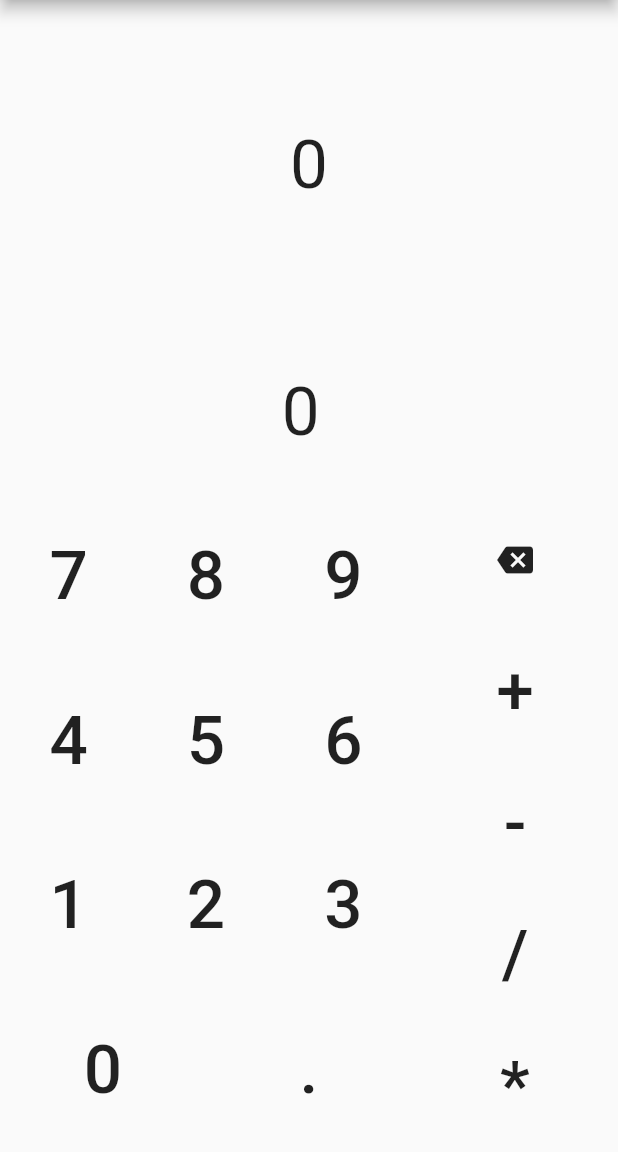
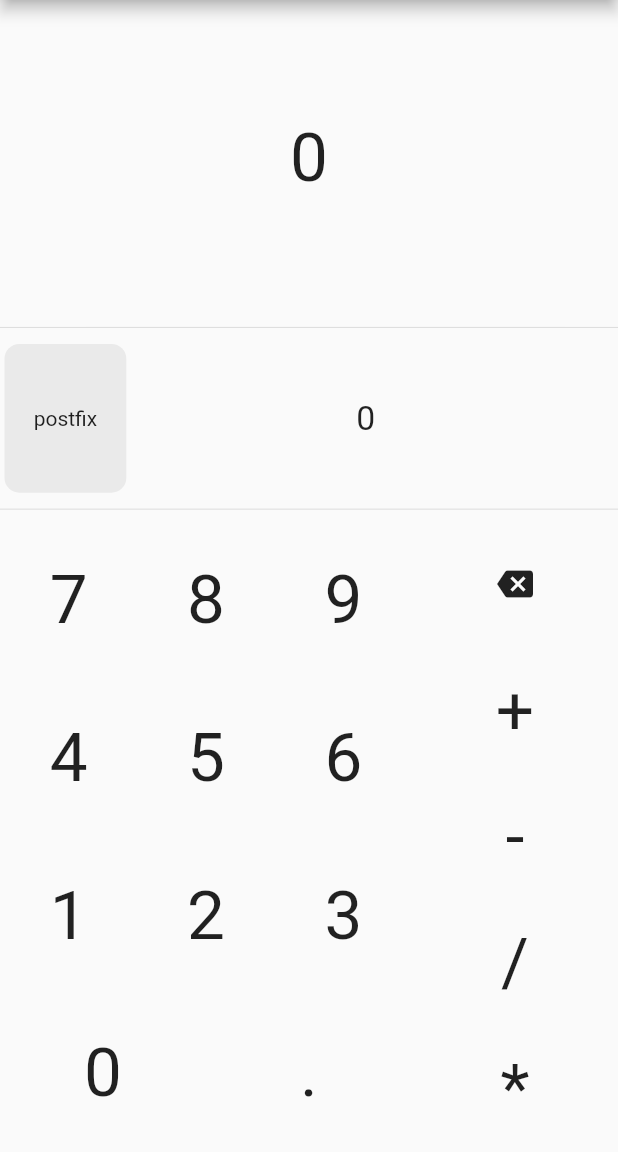
Before and after one commit to Mot93/PostfixCalculatorFlutter, a Flutter app: the screen it shows after launch, after a tap on the "backspace" icon, on a phone screen of 412 x 824 dp, the part 84-1236 px from its top. Run offline on Flutter 3.47's test engine with Material 2 defaults, Android fonts, the phone set to English and light mode, and no system bars.

Commit message:
Improved the UI (landscape mode needs some work). Added the possibilty to choose between postfix or the equation solution. Need nbannerd ads on the top, with ads the app is ready to launch

```diff
--- a/postfix_calculator/lib/home_page.dart
+++ b/postfix_calculator/lib/home_page.dart
@@ -1,9 +1,12 @@
 // Defining the home page of the app
+// TODO set limits on the screen
 
 import 'package:flutter/material.dart';
 
 import 'package:postfix_calculator/InfixToPostifix/EquationCheck.dart';
 import 'package:postfix_calculator/InfixToPostifix/InfixToPostfix.dart';
+import 'package:postfix_calculator/InfixToPostifix/HelperFunction.dart';
+import 'package:postfix_calculator/InfixToPostifix/SolvePostfix.dart';
 
 //-------------------------------------
 /// Home page widget
@@ -24,28 +27,27 @@ class _HomePageState extends State<HomePage>{
   String equation = '0';
   /// String containing the solution or postfix equation
   String solution = '0';
+  /// Font size of main text & buttons
+  /// The solution is half this size
+  double fontS = 45.0;
+  /// Label on the output button
+  String outputButtonLabel = "postfix";
+  /// Curve around the output button
+  final double outButtonRadius = 10;
 
   /// Update the solution
   /// Should be called after updating the eqaution
-  void updateSolution(){
-    solution = infixToPostfix(equation);
+  void updateState(String eq){
+    setState(
+      () {
+        if(eq.length<40){
+          equation = eq;
+          if (outputButtonLabel == "postfix") solution = infixToPostfix(equation);
+          else{
+            if (isNumber(equation[equation.length-1]) || equation[equation.length-1] == ')')
+              solution = postfixResolution(infixToPostfix(equation)).toString();
           }
-
-  /// Update the equation state each time a button is pressed
-  void updateEquation(String newInput){
-    setState(() {
-          equation = equationCheck(equation, newInput);
-          updateSolution();
-        });
         }
-
-  /// Erase the last element of the equation
-  void eraseLast() {
-    setState(() {
-        // if the string contains only 1 element, return a string with only a zero
-          if(equation.length == 1) equation = '0';
-          else equation = equation.substring(0,equation.length-1);
-          updateSolution();
     });
   }
 
@@ -54,15 +56,16 @@ class _HomePageState extends State<HomePage>{
   Widget _buildButton(value){
     return Expanded(
       flex: 1,
-      child: MaterialButton(
-        onPressed: () => updateEquation("$value"),
+      child: InkWell(
+        onTap: () => updateState(equationCheck(equation, value.toString())),
         child: Container(
-          child: Center(
+          alignment: Alignment( // Making the container as big as the parent allows
+            0.0, 0.0
+          ),
           child:Text(
-              "$value",
+            value.toString(),
             style: TextStyle(
-                fontSize: 45.0,
-              ),
+              fontSize: fontS,
             ),
           ),
         ),
@@ -104,7 +107,6 @@ class _HomePageState extends State<HomePage>{
       child: Column(
         children: <Widget>[
           // Text holding the equation
-          // TODO set boundaries, the text musn't overflow from the text widget
           Expanded(
             flex: 2,
             child: Center(
@@ -112,24 +114,62 @@ class _HomePageState extends State<HomePage>{
                 padding: EdgeInsets.all(10.0),
                 child: Text(
                   equation,
-                  style: TextStyle(fontSize: 45.0,),
+                  style: TextStyle(fontSize: fontS,),
                 ),
               ),
             ),
           ),
-          //
+          Divider(),
+          // Row with output button and results
           Expanded(
             flex: 1,
+            child: Padding(
+              padding: EdgeInsets.all(3.0),
+              child: Row(
+                children: <Widget>[
+                  // Output button (postfix/result)
+                  Expanded(
+                    flex: 1,
+                    child: InkWell(
+                      borderRadius: BorderRadius.all(Radius.circular(outButtonRadius)),
+                      onTap: () {
+                        if (outputButtonLabel == "postfix") outputButtonLabel = "solution";
+                        else outputButtonLabel = "postfix";
+                        updateState(equation);
+                      },
+                      child: Container(
+                        decoration: BoxDecoration(
+                          color: Color.fromRGBO(86, 86, 86, 0.1), // RGB + Opacity
+                          borderRadius: BorderRadius.all(Radius.circular(outButtonRadius)),
+                          //boxShadow: ,
+                        ),
+                        alignment: Alignment( // Making the container as big as the parent allows
+                          0.0, 0.0
+                        ),
+                        child: Text(outputButtonLabel),
+                      ),
+                    ),
+                  ),
+                  // Results text
+                  Expanded(
+                    flex: 4,
                     child: Center(
                       child: Padding(
                         padding: EdgeInsets.all(10.0),
                         child: Text(
                           solution,
-                  style: TextStyle(fontSize: 45.0,),
-                )
+                          style: TextStyle(
+                            fontSize: (fontS/2),
                           )
                         ),
                       ),
+                    ),
+                  ),
+                ],
+              )
+            ),
+          ),
+          Divider(),
           // Gridview containing the "keyboard"
           // TODO "keyboard"
           Expanded(
@@ -151,6 +191,7 @@ class _HomePageState extends State<HomePage>{
                     ],
                   ),
                 ),
+                Divider(),
                 // Operation keys
                 Expanded(
                   flex: 1,
@@ -159,15 +200,20 @@ class _HomePageState extends State<HomePage>{
                       // Erase Button
                       Expanded(
                         flex: 1,
-                        child: MaterialButton(
-                          onPressed: () => eraseLast(),
+                        child: InkWell(
+                          onTap: () {
+                            // if the string contains only 1 element, return a string with only a zero
+                            if(equation.length == 1) updateState('0');
+                            else updateState(equation.substring(0,equation.length-1));
+                          },
+                          onLongPress: () => updateState('0'),
+                          child: InkWell(
                           child: Container(
-                            child: Center(
+                            alignment: Alignment(0.0, 0.0), // Making the container as big as the parent allows
                               child: Icon(
                                 Icons.backspace,
                               ),
-                            ),
-                          ),
+                          ),),
                         ),
                       ),
                       // Buttons + - / *
--- a/postfix_calculator/lib/main.dart
+++ b/postfix_calculator/lib/main.dart
@@ -10,7 +10,8 @@ class MyApp extends StatelessWidget {
 
   @override
   Widget build(BuildContext context) {
-    return MaterialApp(
+    return Material(
+      child: MaterialApp(
         debugShowCheckedModeBanner: true,
         title: "PostfixCalculator",
         // TODO set the app theme
@@ -18,6 +19,7 @@ class MyApp extends StatelessWidget {
           backgroundColor: Colors.white,
         ),
         home: HomePage(),
+      ),
     );
   }
 
```
Lines whose indentation alone changed are shown as unchanged.
